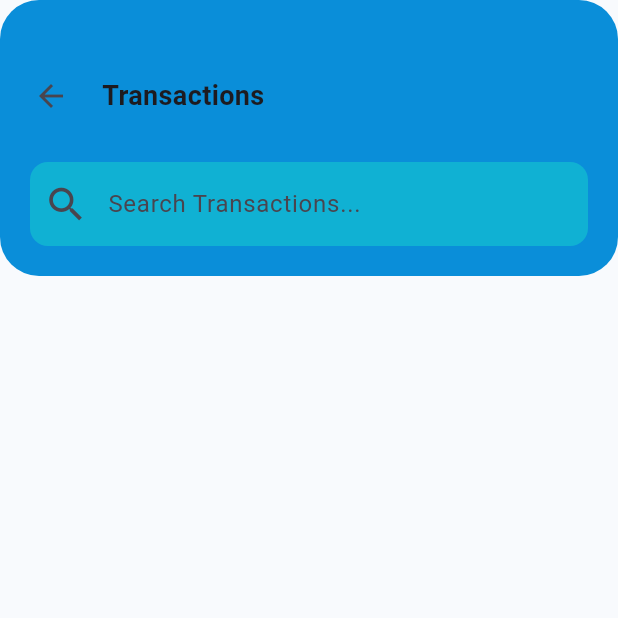
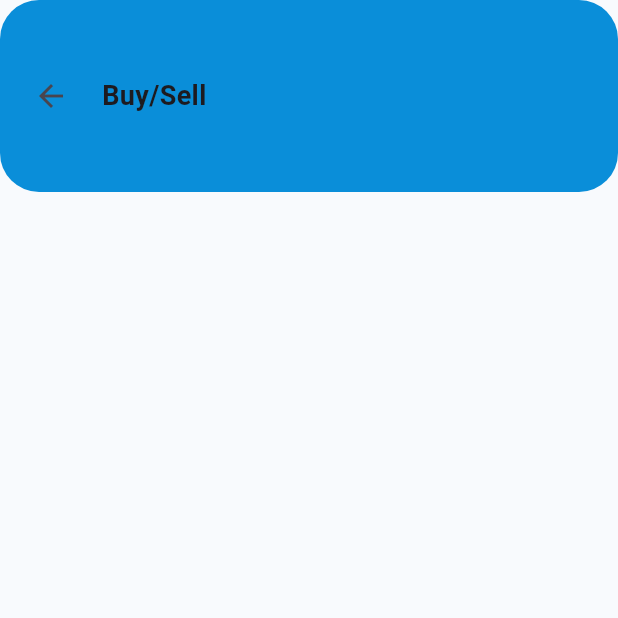
Before and after one commit to ShakouatSayed/bitdubai, a Flutter app: the BuySell screen opened directly, on a phone screen of 412 x 824 dp, the top half of it. Run offline on Flutter 3.47's test engine with Material 3 defaults, Android fonts, the phone set to English and light mode, and no system bars; our stand-ins replace get.

Commit message:
13/10/2025

```diff
--- a/lib/buySell/BuySell.dart
+++ b/lib/buySell/BuySell.dart
@@ -40,26 +40,18 @@ class BuySell extends StatelessWidget{
               ),
               SizedBox(width: 10),
               Text(
-                "Transactions",
+                "Buy/Sell",
                 style: TextStyle(fontSize: 18, fontWeight: FontWeight.bold),
               ),
             ],
           ),
           SizedBox(height: 20),
-          Padding(
-            padding: EdgeInsets.symmetric(horizontal: 10),
-            child: TextField(
-              decoration: InputDecoration(
-                hintText: "Search Transactions...",
-                prefixIcon: Icon(Icons.search, size: 30),
-                filled: true,
-                fillColor: Color(0xFF10B1D3),
-                border: OutlineInputBorder(
-                  borderRadius: BorderRadius.circular(12),
-                  borderSide: BorderSide.none,
-                ),
-              ),
-            ),
+          Row(
+            mainAxisAlignment: MainAxisAlignment.spaceBetween,
+            // children: ["Buy","Sell"].map((mode) {
+            //   //bool active = controller.mode.value == mode;
+            //   //return
+            // }),
           ),
           SizedBox(height: 10),
         ],
--- a/pubspec.yaml
+++ b/pubspec.yaml
@@ -64,6 +64,7 @@ flutter:
     - assets/icons/
     - assets/data/DashboardData.json
     - assets/data/TransactionsData.json
+    - assets/data/BuySellData.json
   #   - images/a_dot_ham.jpeg
 
   # An image asset can refer to one or more resolution-specific "variants", see
```
Also changed, not shown: assets/data/BuySellData.json (added, +23 -0 lines), lib/controller/BuySellController.dart (added, +17 -0 lines), lib/model/BuySellModel.dart (added, +25 -0 lines), lib/sendReciveCrypto/SendReceiveCrypto.dart (+3 -14 lines).
